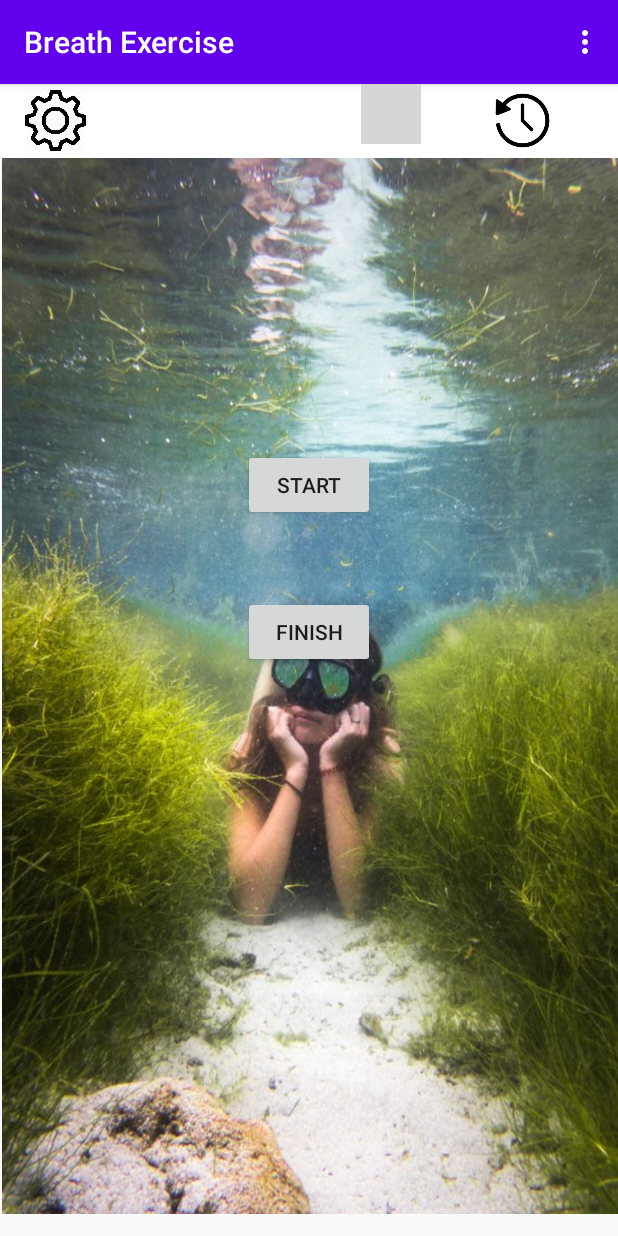
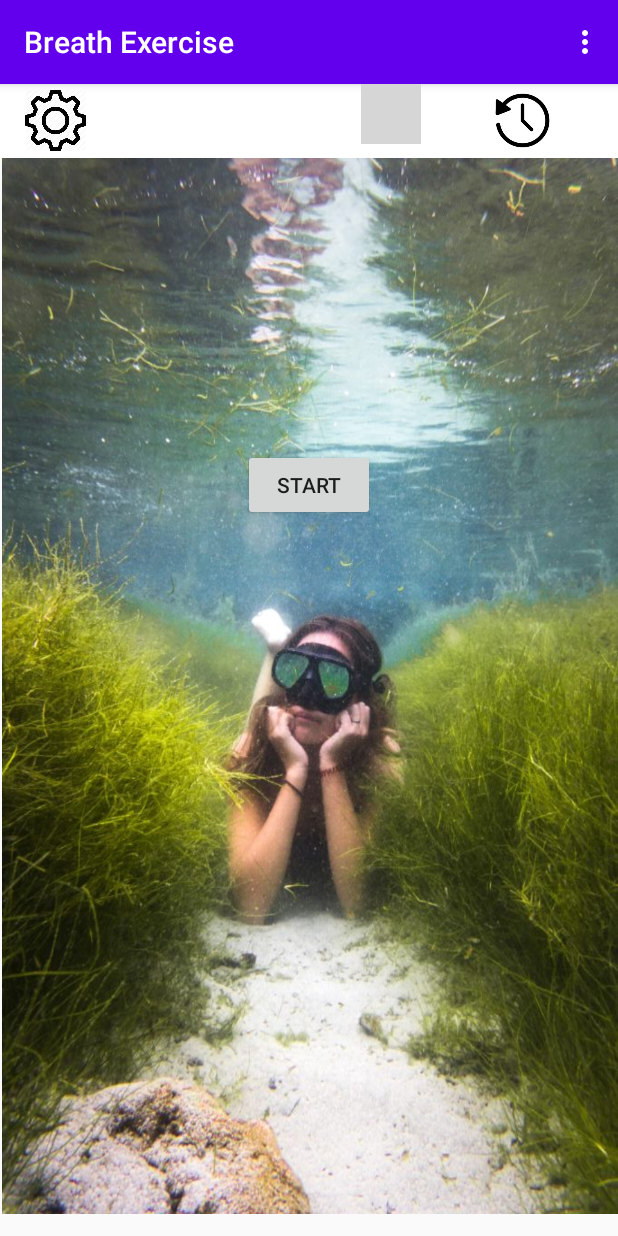
Before and after one commit to rondejka/BreathExercise, an Android app: the screen it shows after launch (MainActivity), after a tap on "CANCEL", on a phone screen of 412 x 824 dp. Run offline under Robolectric (Android 15) with nearby library versions, the phone set to English and light mode, and no system bars; 3 other taps on this screen came first; grey boxes are pictures that could not be loaded.

Commit message:
Show button Finish only in phase 1

```diff
--- a/app/src/main/java/com/ondejka/breathexercise/MainActivity.java
+++ b/app/src/main/java/com/ondejka/breathexercise/MainActivity.java
@@ -63,13 +63,14 @@ public class MainActivity extends AppCompatActivity {
     Boolean counterIsActive = false;
     Button goButton;
     Button stopButton;
+    Button finishButton;
     CountDownTimer countDownTimer;
     CountDownTimer breathsDownTimer;
     SharedPreferences mPrefs;
     private static final String FILE_NAME = "example.txt";
     public Parameters parameters;
     int[] results = {0, 0, 0, 0, 0, 0, 0, 0, 0, 0, 0};
-    int phase;
+    int phase;  // 0=inic, 1=Deep breathing, 2=Long no breathing, 3=Deep inside, 4=Short no breathing
     boolean timerExit = false;
     int breathsLeft;
     Handler handler;
@@ -200,6 +201,7 @@ public class MainActivity extends AppCompatActivity {
         whileImageView = findViewById(R.id.whileImageView);
         goButton = findViewById(R.id.goButton);
         stopButton = findViewById(R.id.stopButton);
+        finishButton = findViewById(R.id.finishButton);
         timerTexView = findViewById(R.id.countdownTextView);
         breathdownTextView = findViewById(R.id.breathdownTextView);
         stopTextView = findViewById(R.id.stopTextView);
@@ -330,6 +332,7 @@ public class MainActivity extends AppCompatActivity {
 
     //////////////////////////////////////////////////////////////////////////////
     public void resetTimer() {
+
         if (phase == 1) {
             Log.i("resetTimer ", "phase=1");
 
@@ -409,6 +412,7 @@ public class MainActivity extends AppCompatActivity {
 
             resetTimer();
             goButton.setText("START");
+            finishButton.setVisibility(View.INVISIBLE);
             timerTexView.setText("");
             breathdownTextView.setText("");
             phase = 0;
@@ -448,6 +452,8 @@ public class MainActivity extends AppCompatActivity {
      */
     public void finishCountDown(View view) {
         Log.i("finishCountDown_01", "OK");
+
+        finishButton.setVisibility(View.INVISIBLE);
 
         //copy from phase 4
         timerTexView.setText("");
@@ -527,6 +533,8 @@ public class MainActivity extends AppCompatActivity {
     //////////////////////////////////////////////////////////////////////////////
     private void firstPhase() {
         phase = 1;
+
+        finishButton.setVisibility(View.VISIBLE);
         round++;
         final MediaPlayer mplayerGong = MediaPlayer.create(getApplicationContext(), R.raw.gong);
 
@@ -654,6 +662,7 @@ public class MainActivity extends AppCompatActivity {
         timerExit = false;
         goButton.setText("STOP");
         goButton.setVisibility(View.INVISIBLE);
+        finishButton.setVisibility(View.INVISIBLE);
         stopButton.setVisibility(View.VISIBLE);
         stopTextView.setVisibility(View.VISIBLE);
 
--- a/app/src/main/res/layout/activity_main.xml
+++ b/app/src/main/res/layout/activity_main.xml
@@ -90,6 +90,7 @@
         android:layout_marginTop="50dp"
         android:onClick="finishCountDown"
         android:text="FINISH"
+        android:visibility="invisible"
         app:layout_constraintEnd_toEndOf="parent"
         app:layout_constraintStart_toStartOf="parent"
         app:layout_constraintTop_toBottomOf="@+id/goButton" />
```
Also changed, not shown: 1 other file.
